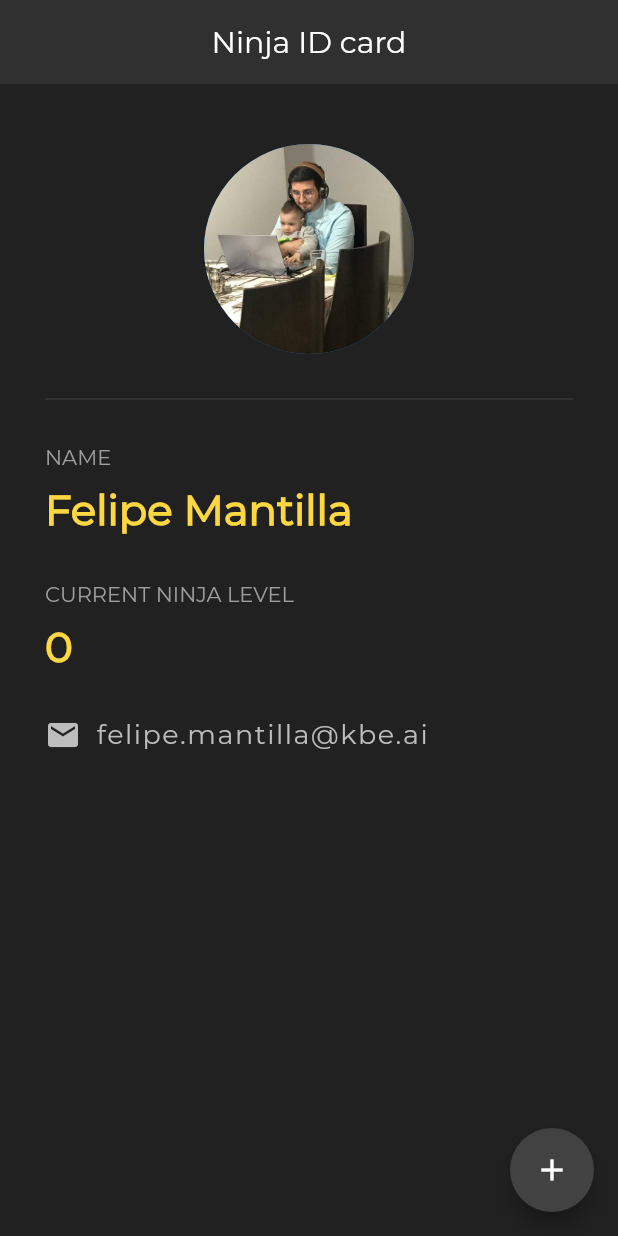
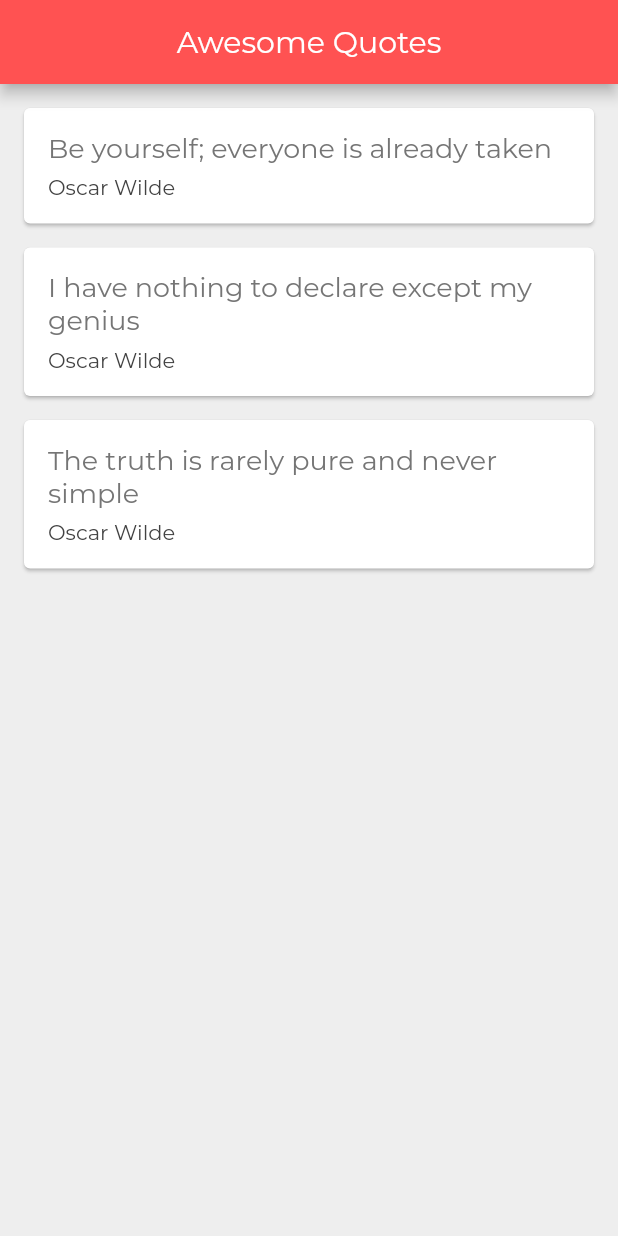
Before and after one commit to Felipemantilla01/flutter-netninja-course, a Flutter app: the screen it shows after launch, on a phone screen of 412 x 824 dp. Run offline on Flutter 3.47's test engine with Material 2 defaults, Android fonts, the phone set to English and light mode, and no system bars.

Commit message:
[feature] change the project and initialize a list of cards, using extract widgets, and create new dart files for manage classes separately

```diff
--- a/lib/main.dart
+++ b/lib/main.dart
@@ -1,6 +1,7 @@
 import 'package:flutter/material.dart';
 import 'package:flutter/rendering.dart';
-import 'package:flutter_net_ninja_course/shared/MyAppBar.dart';
+import 'quote.dart';
+import 'quoted_card.dart';
 
 void main() {
   runApp(MyApp());
@@ -15,100 +16,45 @@ class MyApp extends StatelessWidget {
       theme: ThemeData(
         primarySwatch: Colors.blue,
       ),
-      home: MyHomePage(title: 'Ninja ID card'),
+      home: QuoteList(),
     );
   }
 }
 
-class MyHomePage extends StatefulWidget {
-  String title;
-  MyHomePage({this.title});
-
+class QuoteList extends StatefulWidget {
   @override
-  _MyHomePageState createState() => _MyHomePageState();
+  _QuoteListState createState() => _QuoteListState();
 }
 
-class _MyHomePageState extends State<MyHomePage> {
+class _QuoteListState extends State<QuoteList> {
+  List<Quote> quotes = [
+    Quote(
+        author: 'Oscar Wilde', text: 'Be yourself; everyone is already taken'),
+    Quote(
+        author: 'Oscar Wilde',
+        text: 'I have nothing to declare except my genius'),
+    Quote(
+        author: 'Oscar Wilde',
+        text: 'The truth is rarely pure and never simple'),
+  ];
 
-  int ninjaLevel = 0;
+  Widget quoteTemplate(Quote quote) {
+    return QuoteCard(quote: quote,);
+  }
 
   @override
   Widget build(BuildContext context) {
     return Scaffold(
-      backgroundColor: Colors.grey[900],
+      backgroundColor: Colors.grey[200],
       appBar: AppBar(
-        title: Text(
-          this.widget.title,
-          style: TextStyle(fontFamily: 'Montserrat'),
-        ),
+        title: Text('Awesome Quotes' , style: TextStyle(fontFamily: 'Montserrat'),),
         centerTitle: true,
-        backgroundColor: Colors.grey[850],
-        elevation: 0.0,
+        backgroundColor: Colors.redAccent,
       ),
-      floatingActionButton: FloatingActionButton(
-        onPressed: () {
-          setState(() {
-            this.ninjaLevel += 1;
-          });
-        },
-        backgroundColor: Colors.grey[800],
-        child: Icon(Icons.add),
-      ),
-      body: Padding(
-        padding: EdgeInsets.fromLTRB(30.0, 40.0, 30.0, 0.0),
-        child: Column(
-          crossAxisAlignment: CrossAxisAlignment.start,
-          children: [
-            Center(
-              child: CircleAvatar(
-                backgroundImage: AssetImage('assets/images/gg.jpeg'),
-                radius: 70,
-              ),
-            ),
-            Divider(
-              height: 60.0,
-              color: Colors.grey[800],
-            ),
-            Text('NAME',
-                style: TextStyle(color: Colors.grey, fontFamily: 'Montserrat')),
-            SizedBox(height: 10.0),
-            Text('Felipe Mantilla',
-                style: TextStyle(
-                    color: Colors.amberAccent,
-                    fontFamily: 'Montserrat',
-                    fontWeight: FontWeight.bold,
-                    fontSize: 28.0)),
-            SizedBox(height: 30.0),
-            Text('CURRENT NINJA LEVEL',
-                style: TextStyle(color: Colors.grey, fontFamily: 'Montserrat')),
-            SizedBox(height: 10.0),
-            Text('$ninjaLevel',
-                style: TextStyle(
-                    color: Colors.amberAccent,
-                    fontFamily: 'Montserrat',
-                    fontWeight: FontWeight.bold,
-                    fontSize: 28.0)),
-            SizedBox(height: 30.0),
-            Row(
-              children: [
-                Icon(Icons.email, color: Colors.grey[400]),
-                SizedBox(
-                  width: 10.0,
-                ),
-                Text(
-                  'felipe.mantilla@kbe.ai',
-                  style: TextStyle(
-                      fontFamily: 'Montserrat',
-                      fontSize: 18.0,
-                      letterSpacing: 1.0,
-                      color: Colors.grey[400]),
-                )
-              ],
-            )
-          ],
-        ),
-      ),
-
+      body: Column(
+          children: quotes
+              .map((e) => quoteTemplate(e))
+              .toList()),
     );
   }
 }
--- /dev/null
+++ b/lib/quote.dart
@@ -0,0 +1,8 @@
+class Quote {
+
+  String text;
+  String author;
+
+  Quote({this.text,this.author});
+
+}
--- /dev/null
+++ b/lib/quoted_card.dart
@@ -0,0 +1,33 @@
+import 'package:flutter/material.dart';
+import 'quote.dart';
+
+class QuoteCard extends StatelessWidget {
+
+  Quote quote;
+
+  QuoteCard({this.quote});
+
+  @override
+  Widget build(BuildContext context) {
+    return Card(
+      margin: EdgeInsets.fromLTRB(16.0, 16.0, 16.0, 0.0),
+      child: Padding(
+        padding: EdgeInsets.all(16),
+        child: Column(
+          crossAxisAlignment: CrossAxisAlignment.stretch,
+          children: [
+            Text(
+              this.quote.text,
+              style: TextStyle(fontSize: 18.0, color: Colors.grey[600], fontFamily: 'Montserrat'),
+            ),
+            SizedBox(
+              height: 6.0,
+            ),
+            Text(this.quote.author,
+                style: TextStyle(fontSize: 14.0, color: Colors.grey[800], fontFamily: 'Montserrat'))
+          ],
+        ),
+      ),
+    );
+  }
+}
```
